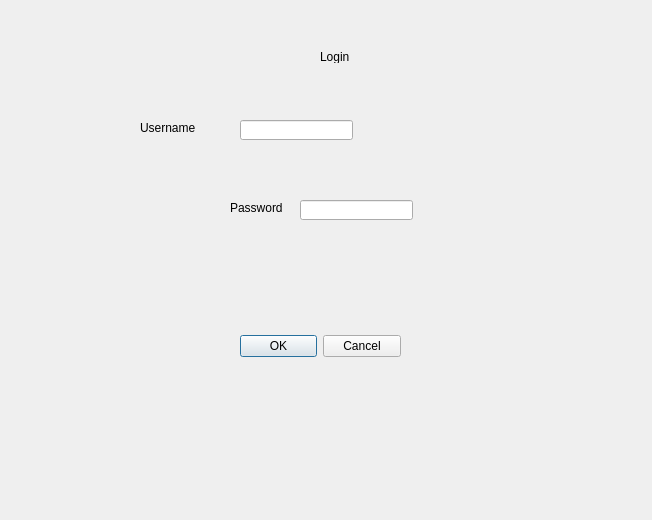
The window that login/login.ui (hirusha-adi/Qt-Designer-Projects) describes before a commit, drawn with Qt 5.
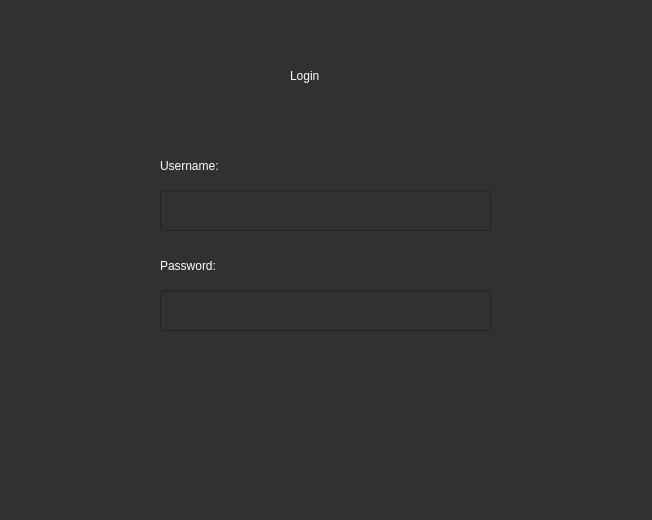
The same window after the commit.

Diff of the .ui file:
```diff
--- a/login/login.ui
+++ b/login/login.ui
@@ -13,57 +13,58 @@
   <property name="windowTitle">
    <string>Dialog</string>
   </property>
-  <widget class="QDialogButtonBox" name="buttonBox">
-   <property name="geometry">
-    <rect>
-     <x>240</x>
-     <y>330</y>
-     <width>161</width>
-     <height>32</height>
-    </rect>
-   </property>
-   <property name="orientation">
-    <enum>Qt::Horizontal</enum>
-   </property>
-   <property name="standardButtons">
-    <set>QDialogButtonBox::Cancel|QDialogButtonBox::Ok</set>
-   </property>
-  </widget>
+  <property name="styleSheet">
+   <string notr="true">background-color: rgb(49, 49, 49);</string>
+  </property>
   <widget class="QLabel" name="label">
    <property name="geometry">
     <rect>
-     <x>140</x>
-     <y>120</y>
-     <width>121</width>
-     <height>16</height>
+     <x>160</x>
+     <y>150</y>
+     <width>91</width>
+     <height>31</height>
     </rect>
    </property>
+   <property name="styleSheet">
+    <string notr="true">font: 15pt &quot;Yu Gothic UI&quot;;
+color: rgb(255, 255, 255);
+</string>
+   </property>
    <property name="text">
-    <string>Username</string>
+    <string>Username:</string>
    </property>
   </widget>
   <widget class="QLabel" name="label_2">
    <property name="geometry">
     <rect>
-     <x>230</x>
-     <y>200</y>
-     <width>71</width>
-     <height>16</height>
+     <x>160</x>
+     <y>250</y>
+     <width>91</width>
+     <height>31</height>
     </rect>
    </property>
+   <property name="styleSheet">
+    <string notr="true">font: 15pt &quot;Yu Gothic UI&quot;;
+color: rgb(255, 255, 255);
+</string>
+   </property>
    <property name="text">
-    <string>Password</string>
+    <string>Password:</string>
    </property>
   </widget>
   <widget class="QLabel" name="label_3">
    <property name="geometry">
     <rect>
-     <x>320</x>
+     <x>290</x>
      <y>50</y>
-     <width>47</width>
-     <height>13</height>
+     <width>91</width>
+     <height>51</height>
     </rect>
    </property>
+   <property name="styleSheet">
+    <string notr="true">font: 26pt &quot;Yu Gothic UI&quot;;
+color: rgb(255, 255, 255);</string>
+   </property>
    <property name="text">
     <string>Login</string>
    </property>
@@ -71,20 +72,20 @@
   <widget class="QLineEdit" name="lineEdit">
    <property name="geometry">
     <rect>
-     <x>240</x>
-     <y>120</y>
-     <width>113</width>
-     <height>20</height>
+     <x>160</x>
+     <y>190</y>
+     <width>331</width>
+     <height>41</height>
     </rect>
    </property>
   </widget>
   <widget class="QLineEdit" name="lineEdit_2">
    <property name="geometry">
     <rect>
-     <x>300</x>
-     <y>200</y>
-     <width>113</width>
-     <height>20</height>
+     <x>160</x>
+     <y>290</y>
+     <width>331</width>
+     <height>41</height>
     </rect>
    </property>
   </widget>
```
Left out of the diff: 37 changed lines with no effect on the pictures.
